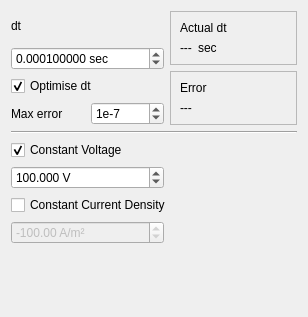
Above: src/inputparameters.ui from hobrasoft/simul6 before the change. Below: the same form after it.
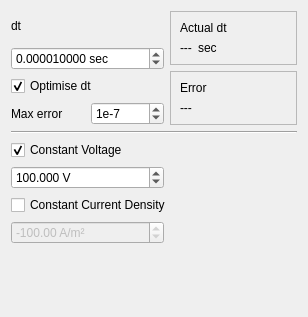
That is the form after the change.

Commit message: Adjusted initial value of dt

```diff
--- a/src/inputparameters.ui
+++ b/src/inputparameters.ui
@@ -41,7 +41,7 @@
         <double>0.001000000000000</double>
        </property>
        <property name="value">
-        <double>0.000100000000000</double>
+        <double>0.000010000000000</double>
        </property>
       </widget>
      </item>
```
